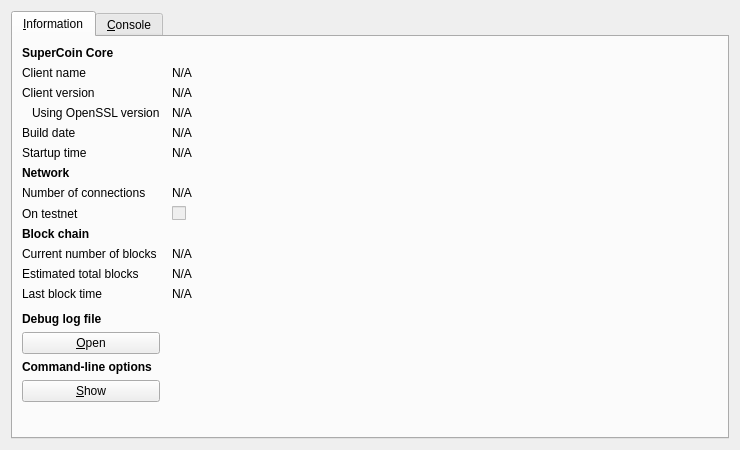
First picture: the form in src/qt/forms/rpcconsole.ui, repository thirstygerry/SuperCoin, before the edit.
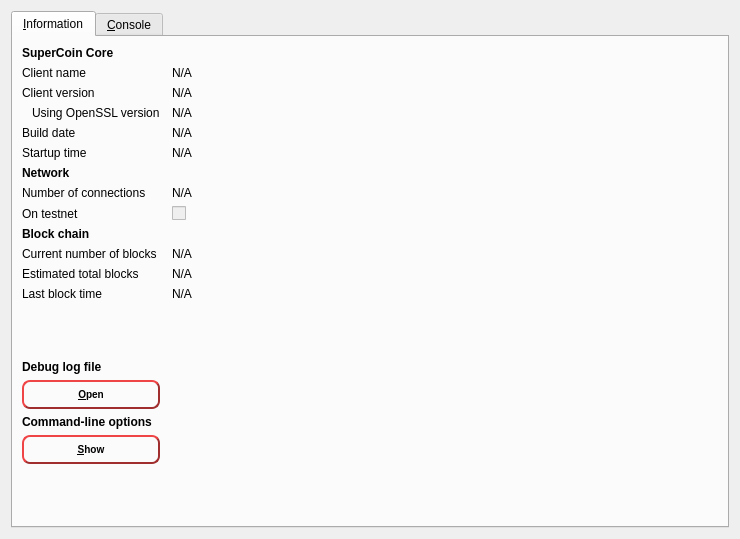
Second picture: the form after the edit. Icons and pictures are not drawn.

The edit to the form file:
```diff
--- a/src/qt/forms/rpcconsole.ui
+++ b/src/qt/forms/rpcconsole.ui
@@ -7,7 +7,7 @@
     <x>0</x>
     <y>0</y>
     <width>740</width>
-    <height>450</height>
+    <height>539</height>
    </rect>
   </property>
   <property name="windowTitle">
@@ -324,6 +324,23 @@
          <property name="toolTip">
           <string>Open the SuperCoin debug log file from the current data directory. This can take a few seconds for large log files.</string>
          </property>
+         <property name="styleSheet">
+          <string notr="true">QPushButton {
+     
+	color : rgb(0,0,0);
+     border-style: outset;
+     border-width: 2px;
+     border-radius: 8px;
+     border-color: rgb(160, 46, 47);
+     font: bold 10px;
+     min-width: 6em;
+     padding: 6px;
+ }
+QPushButton:pressed {
+     background-color: rgb(160, 46, 47);
+     border-style: inset;
+ }</string>
+         </property>
          <property name="text">
           <string>&amp;Open</string>
          </property>
@@ -350,6 +367,23 @@
          <property name="toolTip">
           <string>Show the SuperCoin-Qt help message to get a list with possible SuperCoin command-line options.</string>
          </property>
+         <property name="styleSheet">
+          <string notr="true">QPushButton {
+     
+	color : rgb(0,0,0);
+     border-style: outset;
+     border-width: 2px;
+     border-radius: 8px;
+     border-color: rgb(160, 46, 47);
+     font: bold 10px;
+     min-width: 6em;
+     padding: 6px;
+ }
+QPushButton:pressed {
+     background-color: rgb(160, 46, 47);
+     border-style: inset;
+ }</string>
+         </property>
          <property name="text">
           <string>&amp;Show</string>
          </property>
```
